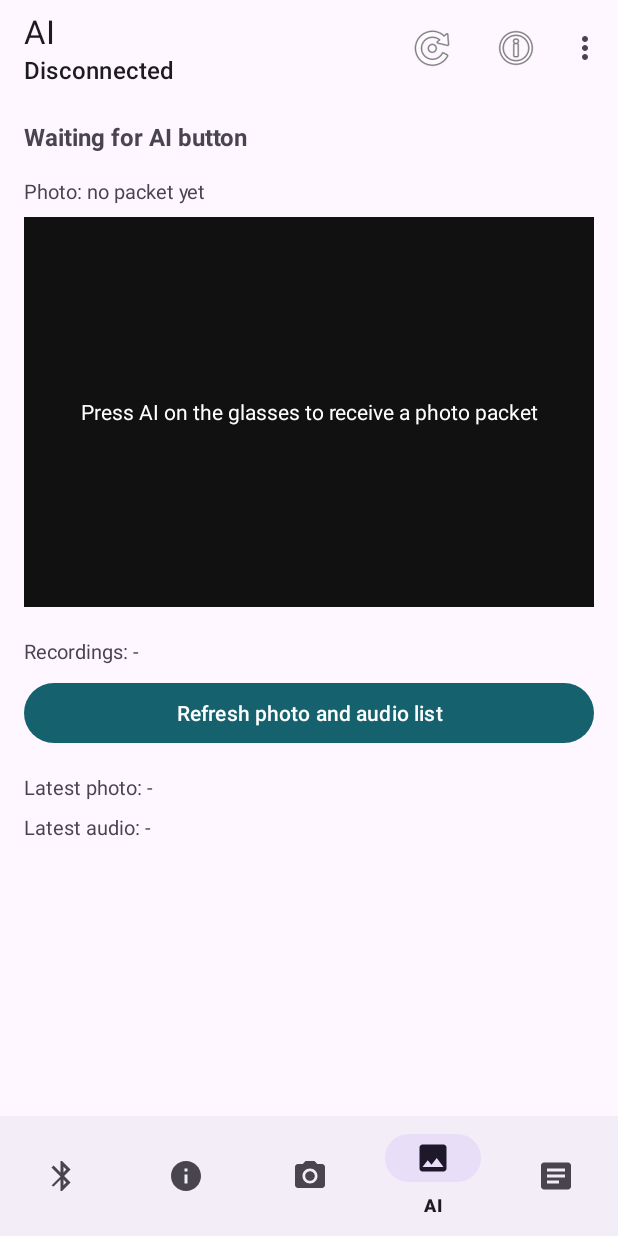
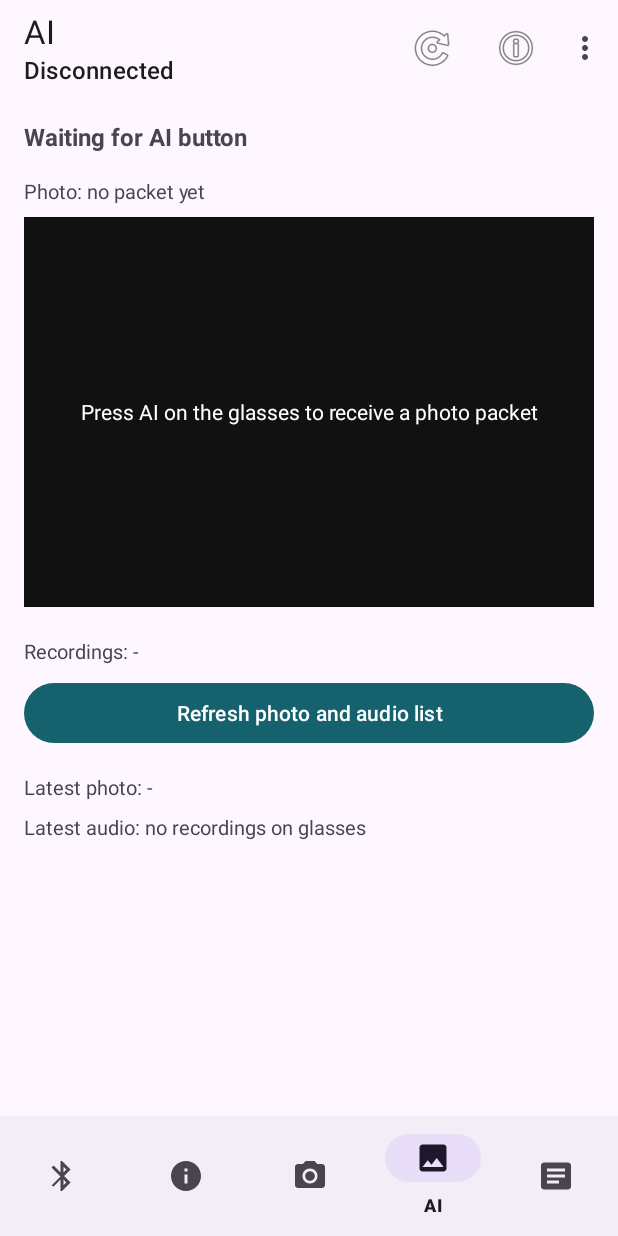
Before and after one commit to rob1nzon/W600App, an Android app: the AiCaptureFragment screen opened through its navigation route, on a phone screen of 412 x 824 dp. Run offline under Robolectric (Android 15) with nearby library versions, the phone set to English and light mode, and no system bars; our stand-ins replace navigation-ui.

Commit message:
Show missing AI audio state

```diff
--- a/W600App/app/src/main/java/com/w600/glasses/ui/ai/AiCaptureFragment.kt
+++ b/W600App/app/src/main/java/com/w600/glasses/ui/ai/AiCaptureFragment.kt
@@ -59,6 +59,9 @@ class AiCaptureFragment : Fragment() {
             viewModel.mediaCount.collectLatest { count ->
                 if (count != null) {
                     binding.tvAudioMeta.text = "Recordings: ${count.records}"
+                    if (count.records == 0) {
+                        binding.tvLatestAudio.text = "Latest audio: no recordings on glasses"
+                    }
                 }
             }
         }
@@ -87,9 +90,14 @@ class AiCaptureFragment : Fragment() {
 
     private fun refreshMediaLists() {
         viewLifecycleOwner.lifecycleScope.launch {
+            viewModel.refresh()
             viewModel.loadMediaList(0)
             delay(300)
-            viewModel.loadAudioList(0)
+            if ((viewModel.mediaCount.value?.records ?: 0) > 0) {
+                viewModel.loadAudioList(0)
+            } else {
+                binding.tvLatestAudio.text = "Latest audio: no recordings on glasses"
+            }
         }
     }
 
```
